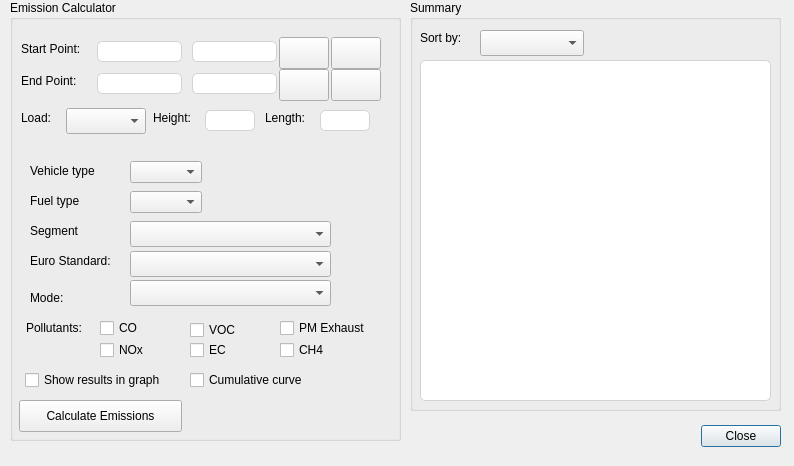
NPRA/RoadEmissionCalculator, file road_emission_calculator_dialog_base.ui: the form before one commit.
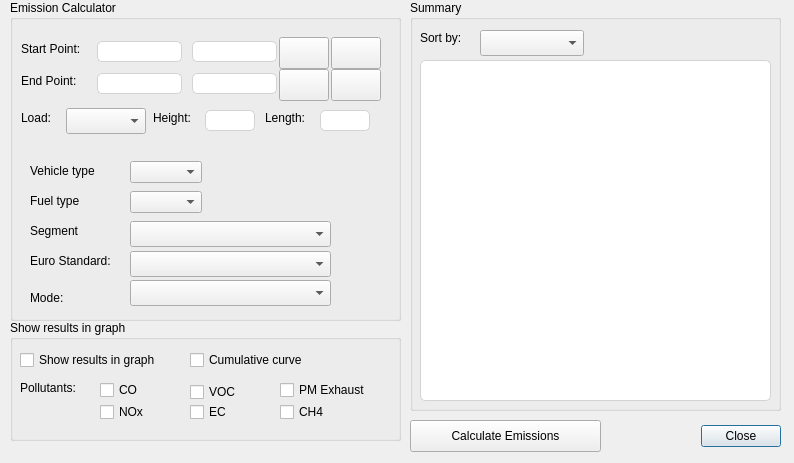
The form after the commit. Icons and pictures are not drawn.

Commit message: - sort parameters in combobox

Patch:
```diff
--- a/road_emission_calculator_dialog_base.ui
+++ b/road_emission_calculator_dialog_base.ui
@@ -10,7 +10,7 @@
     <x>0</x>
     <y>0</y>
     <width>794</width>
-    <height>466</height>
+    <height>463</height>
    </rect>
   </property>
   <property name="windowTitle">
@@ -35,34 +35,224 @@
     <set>QDialogButtonBox::Close</set>
    </property>
   </widget>
+  <widget class="QGroupBox" name="groupBox_2">
+   <property name="geometry">
+    <rect>
+     <x>410</x>
+     <y>0</y>
+     <width>371</width>
+     <height>411</height>
+    </rect>
+   </property>
+   <property name="title">
+    <string>Summary</string>
+   </property>
+   <widget class="QListWidget" name="listWidget">
+    <property name="geometry">
+     <rect>
+      <x>10</x>
+      <y>60</y>
+      <width>351</width>
+      <height>341</height>
+     </rect>
+    </property>
+    <property name="styleSheet">
+     <string notr="true">QListWidget {  
+                    border: 1px solid lightgrey; border-radius:5px; background-color: palette(base);}
+</string>
+    </property>
+   </widget>
+   <widget class="QComboBox" name="cmbBoxSortBy">
+    <property name="geometry">
+     <rect>
+      <x>70</x>
+      <y>30</y>
+      <width>104</width>
+      <height>26</height>
+     </rect>
+    </property>
+   </widget>
+   <widget class="QLabel" name="label_12">
+    <property name="geometry">
+     <rect>
+      <x>10</x>
+      <y>30</y>
+      <width>60</width>
+      <height>16</height>
+     </rect>
+    </property>
+    <property name="text">
+     <string>Sort by:</string>
+    </property>
+   </widget>
+  </widget>
+  <widget class="QWidget" name="widgetLoading" native="true">
+   <property name="enabled">
+    <bool>true</bool>
+   </property>
+   <property name="geometry">
+    <rect>
+     <x>5</x>
+     <y>5</y>
+     <width>785</width>
+     <height>445</height>
+    </rect>
+   </property>
+   <property name="minimumSize">
+    <size>
+     <width>785</width>
+     <height>445</height>
+    </size>
+   </property>
+   <property name="maximumSize">
+    <size>
+     <width>785</width>
+     <height>445</height>
+    </size>
+   </property>
+  </widget>
+  <widget class="QGroupBox" name="groupBox">
+   <property name="geometry">
+    <rect>
+     <x>10</x>
+     <y>320</y>
+     <width>391</width>
+     <height>121</height>
+    </rect>
+   </property>
+   <property name="title">
+    <string>Show results in graph</string>
+   </property>
+   <widget class="QCheckBox" name="checkBoxShowInGraph">
+    <property name="geometry">
+     <rect>
+      <x>10</x>
+      <y>30</y>
+      <width>157</width>
+      <height>20</height>
+     </rect>
+    </property>
+    <property name="text">
+     <string>Show results in graph</string>
+    </property>
+   </widget>
+   <widget class="QCheckBox" name="checkBoxCumulative">
+    <property name="geometry">
+     <rect>
+      <x>180</x>
+      <y>30</y>
+      <width>131</width>
+      <height>20</height>
+     </rect>
+    </property>
+    <property name="text">
+     <string>Cumulative curve</string>
+    </property>
+   </widget>
+   <widget class="QLabel" name="label_3">
+    <property name="geometry">
+     <rect>
+      <x>10</x>
+      <y>60</y>
+      <width>65</width>
+      <height>16</height>
+     </rect>
+    </property>
+    <property name="text">
+     <string>Pollutants:</string>
+    </property>
+   </widget>
+   <widget class="QCheckBox" name="checkBoxNox">
+    <property name="geometry">
+     <rect>
+      <x>90</x>
+      <y>82</y>
+      <width>52</width>
+      <height>20</height>
+     </rect>
+    </property>
+    <property name="text">
+     <string>NOx</string>
+    </property>
+   </widget>
+   <widget class="QCheckBox" name="checkBoxVoc">
+    <property name="geometry">
+     <rect>
+      <x>180</x>
+      <y>62</y>
+      <width>51</width>
+      <height>20</height>
+     </rect>
+    </property>
+    <property name="text">
+     <string>VOC</string>
+    </property>
+   </widget>
+   <widget class="QCheckBox" name="checkBoxCo">
+    <property name="geometry">
+     <rect>
+      <x>90</x>
+      <y>60</y>
+      <width>45</width>
+      <height>20</height>
+     </rect>
+    </property>
+    <property name="text">
+     <string>CO</string>
+    </property>
+   </widget>
+   <widget class="QCheckBox" name="checkBoxEc">
+    <property name="geometry">
+     <rect>
+      <x>180</x>
+      <y>82</y>
+      <width>45</width>
+      <height>20</height>
+     </rect>
+    </property>
+    <property name="text">
+     <string>EC</string>
+    </property>
+   </widget>
+   <widget class="QCheckBox" name="checkBoxCh4">
+    <property name="geometry">
+     <rect>
+      <x>270</x>
+      <y>82</y>
+      <width>87</width>
+      <height>20</height>
+     </rect>
+    </property>
+    <property name="text">
+     <string>CH4</string>
+    </property>
+   </widget>
+   <widget class="QCheckBox" name="checkBoxPmExhaust">
+    <property name="geometry">
+     <rect>
+      <x>270</x>
+      <y>60</y>
+      <width>91</width>
+      <height>20</height>
+     </rect>
+    </property>
+    <property name="text">
+     <string>PM Exhaust</string>
+    </property>
+   </widget>
+  </widget>
   <widget class="QGroupBox" name="groupBoxCalculator">
    <property name="geometry">
     <rect>
      <x>10</x>
      <y>0</y>
      <width>391</width>
-     <height>441</height>
+     <height>321</height>
     </rect>
    </property>
    <property name="title">
     <string>Emission Calculator</string>
    </property>
-   <widget class="QPushButton" name="btnGetEmissions">
-    <property name="geometry">
-     <rect>
-      <x>9</x>
-      <y>400</y>
-      <width>163</width>
-      <height>32</height>
-     </rect>
-    </property>
-    <property name="text">
-     <string>Calculate Emissions</string>
-    </property>
-    <property name="autoDefault">
-     <bool>false</bool>
-    </property>
-   </widget>
    <widget class="QLabel" name="label_7">
     <property name="geometry">
      <rect>
@@ -164,110 +354,6 @@
      </rect>
     </property>
    </widget>
-   <widget class="QLabel" name="label_3">
-    <property name="geometry">
-     <rect>
-      <x>16</x>
-      <y>320</y>
-      <width>65</width>
-      <height>16</height>
-     </rect>
-    </property>
-    <property name="text">
-     <string>Pollutants:</string>
-    </property>
-   </widget>
-   <widget class="QCheckBox" name="checkBoxCo">
-    <property name="geometry">
-     <rect>
-      <x>90</x>
-      <y>318</y>
-      <width>45</width>
-      <height>20</height>
-     </rect>
-    </property>
-    <property name="text">
-     <string>CO</string>
-    </property>
-   </widget>
-   <widget class="QCheckBox" name="checkBoxPmExhaust">
-    <property name="geometry">
-     <rect>
-      <x>270</x>
-      <y>318</y>
-      <width>91</width>
-      <height>20</height>
-     </rect>
-    </property>
-    <property name="text">
-     <string>PM Exhaust</string>
-    </property>
-   </widget>
-   <widget class="QCheckBox" name="checkBoxVoc">
-    <property name="geometry">
-     <rect>
-      <x>180</x>
-      <y>320</y>
-      <width>51</width>
-      <height>20</height>
-     </rect>
-    </property>
-    <property name="text">
-     <string>VOC</string>
-    </property>
-   </widget>
-   <widget class="QCheckBox" name="checkBoxNox">
-    <property name="geometry">
-     <rect>
-      <x>90</x>
-      <y>340</y>
-      <width>52</width>
-      <height>20</height>
-     </rect>
-    </property>
-    <property name="text">
-     <string>NOx</string>
-    </property>
-   </widget>
-   <widget class="QCheckBox" name="checkBoxEc">
-    <property name="geometry">
-     <rect>
-      <x>180</x>
-      <y>340</y>
-      <width>45</width>
-      <height>20</height>
-     </rect>
-    </property>
-    <property name="text">
-     <string>EC</string>
-    </property>
-   </widget>
-   <widget class="QCheckBox" name="checkBoxShowInGraph">
-    <property name="geometry">
-     <rect>
-      <x>15</x>
-      <y>370</y>
-      <width>157</width>
-      <height>20</height>
-     </rect>
-    </property>
-    <property name="text">
-     <string>Show results in graph</string>
-    </property>
-   </widget>
-   <widget class="QCheckBox" name="checkBoxCumulative">
-    <property name="geometry">
-     <rect>
-      <x>180</x>
-      <y>370</y>
-      <width>131</width>
-      <height>20</height>
-     </rect>
-    </property>
-    <property name="text">
-     <string>Cumulative curve</string>
-    </property>
-   </widget>
    <widget class="QLabel" name="label_5">
     <property name="geometry">
      <rect>
@@ -645,19 +731,6 @@
      <bool>false</bool>
     </property>
    </widget>
-   <widget class="QCheckBox" name="checkBoxCh4">
-    <property name="geometry">
-     <rect>
-      <x>270</x>
-      <y>340</y>
-      <width>87</width>
-      <height>20</height>
-     </rect>
-    </property>
-    <property name="text">
-     <string>CH4</string>
-    </property>
-   </widget>
    <widget class="QLabel" name="label_6">
     <property name="geometry">
      <rect>
@@ -682,80 +755,20 @@
     </property>
    </widget>
   </widget>
-  <widget class="QGroupBox" name="groupBox_2">
+  <widget class="QPushButton" name="btnGetEmissions">
    <property name="geometry">
     <rect>
      <x>410</x>
-     <y>0</y>
-     <width>371</width>
-     <height>411</height>
+     <y>420</y>
+     <width>191</width>
+     <height>32</height>
     </rect>
    </property>
-   <property name="title">
-    <string>Summary</string>
+   <property name="text">
+    <string>Calculate Emissions</string>
    </property>
-   <widget class="QListWidget" name="listWidget">
-    <property name="geometry">
-     <rect>
-      <x>10</x>
-      <y>60</y>
-      <width>351</width>
-      <height>341</height>
-     </rect>
-    </property>
-    <property name="styleSheet">
-     <string notr="true">QListWidget {  
-                    border: 1px solid lightgrey; border-radius:5px; background-color: palette(base);}
-</string>
-    </property>
-   </widget>
-   <widget class="QComboBox" name="cmbBoxSortBy">
-    <property name="geometry">
-     <rect>
-      <x>70</x>
-      <y>30</y>
-      <width>104</width>
-      <height>26</height>
-     </rect>
-    </property>
-   </widget>
-   <widget class="QLabel" name="label_12">
-    <property name="geometry">
-     <rect>
-      <x>10</x>
-      <y>30</y>
-      <width>60</width>
-      <height>16</height>
-     </rect>
-    </property>
-    <property name="text">
-     <string>Sort by:</string>
-    </property>
-   </widget>
-  </widget>
-  <widget class="QWidget" name="widgetLoading" native="true">
-   <property name="enabled">
-    <bool>true</bool>
-   </property>
-   <property name="geometry">
-    <rect>
-     <x>5</x>
-     <y>5</y>
-     <width>785</width>
-     <height>445</height>
-    </rect>
-   </property>
-   <property name="minimumSize">
-    <size>
-     <width>785</width>
-     <height>445</height>
-    </size>
-   </property>
-   <property name="maximumSize">
-    <size>
-     <width>785</width>
-     <height>445</height>
-    </size>
+   <property name="autoDefault">
+    <bool>false</bool>
    </property>
   </widget>
   <zorder>widgetLoading</zorder>
```
Left out of the diff: 4 changed lines with no effect on the pictures. The commit also changes 1 other file.
